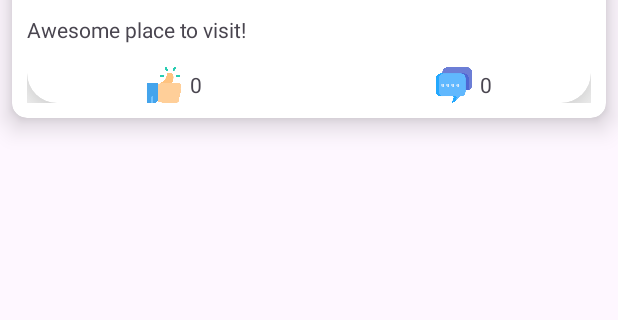
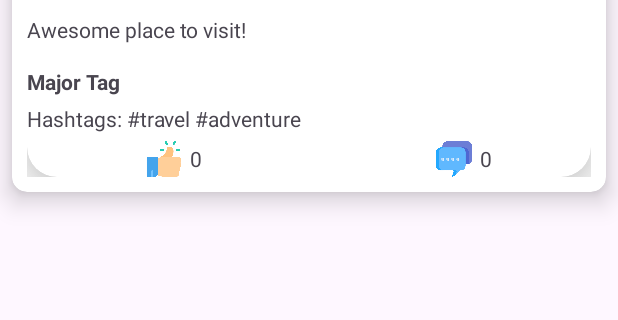
Before and after one commit to jjheon0614/Froyo, an Android app: the layout post_list_item.xml on its own in the app's theme, with its tools: preview values and no code run, on a phone screen of 412 x 824 dp, the part 402-722 px from its top. Run offline under Robolectric (Android 15) with nearby library versions, the phone set to English and light mode, and no system bars.

Commit message:
Implement display Major Tag and Hashtags

```diff
--- a/app/src/main/res/layout/post_list_item.xml
+++ b/app/src/main/res/layout/post_list_item.xml
@@ -1,4 +1,4 @@
-<?xml version="1.0" encoding="utf-8"?>
+<!-- post_list_item.xml -->
 <androidx.cardview.widget.CardView
     xmlns:android="http://schemas.android.com/apk/res/android"
     xmlns:app="http://schemas.android.com/apk/res-auto"
@@ -66,11 +66,30 @@
                     android:layout_below="@+id/postImage"
                     android:layout_marginVertical="10dp"/>
 
+                <!-- Major Tag Section -->
+                <TextView
+                    android:id="@+id/majorTag"
+                    android:layout_width="wrap_content"
+                    android:layout_height="wrap_content"
+                    android:text="Major Tag"
+                    android:textStyle="bold"
+                    android:layout_below="@+id/postContent"
+                    android:layout_marginTop="5dp"/>
+
+                <!-- Hashtags Section -->
+                <TextView
+                    android:id="@+id/hashtags"
+                    android:layout_width="wrap_content"
+                    android:layout_height="wrap_content"
+                    android:text="Hashtags: #travel #adventure"
+                    android:layout_below="@+id/majorTag"
+                    android:layout_marginTop="5dp"/>
+
                 <!-- Like Button Section -->
                 <LinearLayout
                     android:layout_width="match_parent"
                     android:layout_height="wrap_content"
-                    android:layout_below="@+id/postContent"
+                    android:layout_below="@+id/hashtags"
                     android:layout_marginTop="5dp"
                     android:orientation="horizontal">
 
@@ -125,11 +144,7 @@
                     </RelativeLayout>
 
                 </LinearLayout>
-
-
             </RelativeLayout>
         </androidx.cardview.widget.CardView>
-
     </RelativeLayout>
-
 </androidx.cardview.widget.CardView>
```
Also changed, not shown: app/src/main/AndroidManifest.xml (+9 -9 lines), app/src/main/java/com/example/froyo/PostListViewAdapter.java (+14 -2 lines).
